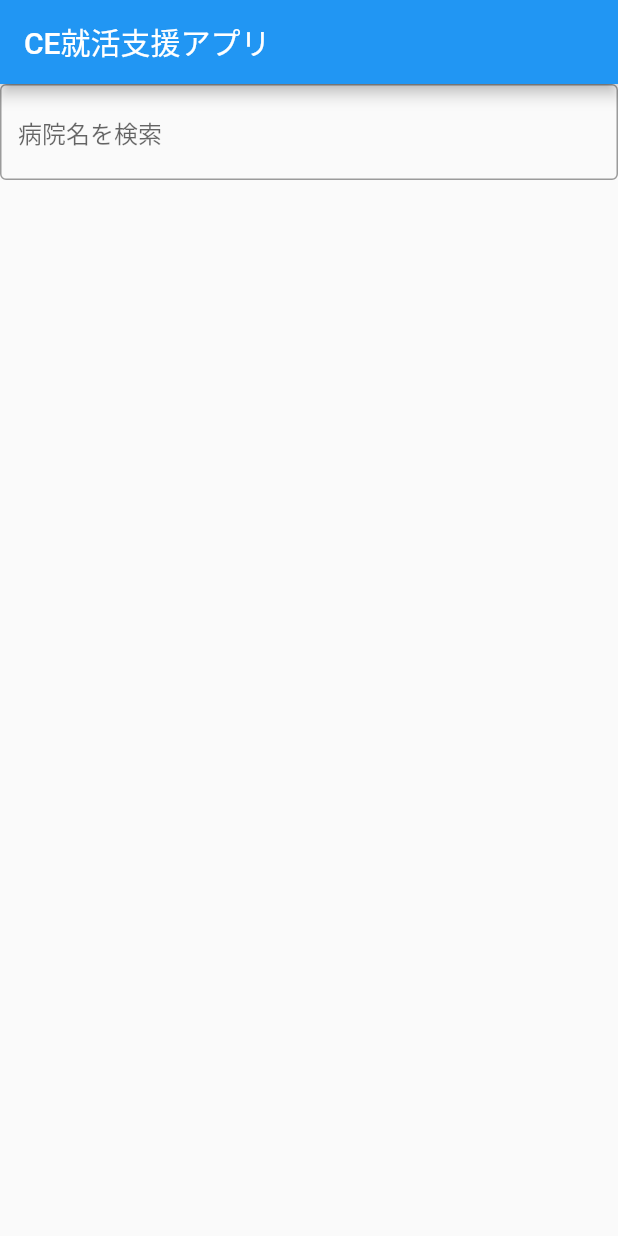
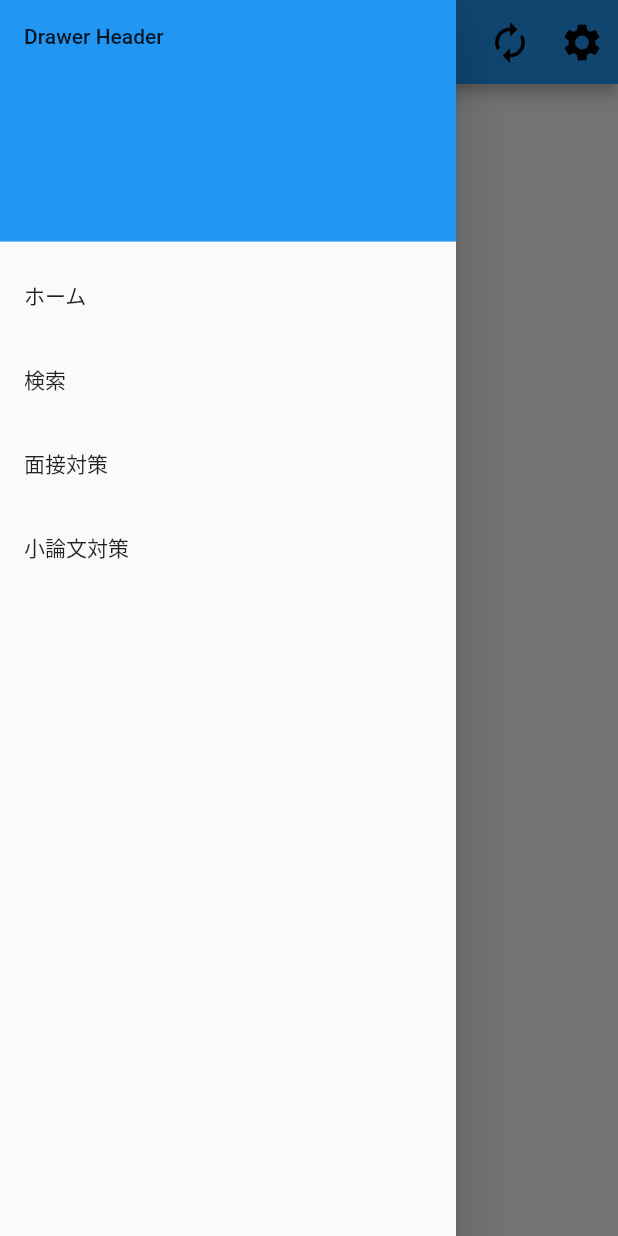
Before and after one commit to MedicalKnock/ce_job, a Flutter app: the screen it shows after launch, with the side drawer open (before the commit the screen has no drawer), on a phone screen of 412 x 824 dp. Run offline on Flutter 3.47's test engine with Material 2 defaults, Android fonts, the phone set to English and light mode, and no system bars.

Commit message:
ホーム画面

```diff
--- a/lib/main.dart
+++ b/lib/main.dart
@@ -1,26 +1,107 @@
 import 'package:flutter/material.dart';
 
-void main() {
-  runApp(main_App());
+void main() => runApp(const MyApp());
+
+class MyApp extends StatelessWidget {
+  const MyApp({Key? key}) : super(key: key);
+
+  static const appTitle = 'Drawer Demo';
+
+  @override
+  Widget build(BuildContext context) {
+    return const MaterialApp(
+      title: appTitle,
+      home: MyHomePage(title: appTitle),
+    );
+  }
 }
 
-class main_App extends StatelessWidget {
+class MyHomePage extends StatelessWidget {
+  const MyHomePage({Key? key, required this.title}) : super(key: key);
+
+  final String title;
+
   @override
   Widget build(BuildContext context) {
-    return MaterialApp(
-      home: Scaffold(
-          appBar: AppBar(
-            title: const Text('CE就活支援アプリ'),
+    return Scaffold(
+      appBar: AppBar(
+        title: const Text('ホーム'),
+        actions: [
+          IconButton(
+            icon: const Icon(
+              Icons.notifications,
+              color: Colors.black,
+              size: 30,
+            ),
+            onPressed: () {
+              print('通知ボタンが押されました');
+            },
+          ),
+          IconButton(
+            icon: const Icon(
+              Icons.autorenew,
+              color: Colors.black,
+              size: 30,
+            ),
+            onPressed: () {
+              print('更新ボタンが押されました');
+            },
+          ),
+          IconButton(
+            icon: const Icon(
+              Icons.settings,
+              color: Colors.black,
+              size: 30,
+            ),
+            onPressed: () {
+              print('設定ボタンが押されました');
+            },
+          ),
+        ],
+      ),
+      body: const Center(
+        child: Text('My Page!'),
+      ),
+      drawer: Drawer(
+        child: ListView(
+          padding: EdgeInsets.zero,
+          children: [
+            const DrawerHeader(
+              decoration: BoxDecoration(
+                color: Colors.blue,
+              ),
+              child: Text('Drawer Header'),
+            ),
+            ListTile(
+              title: const Text('ホーム'),
+              onTap: () {
+                print('ホームボタンが押されました');
+                Navigator.pop(context);
+              },
+            ),
+            ListTile(
+              title: const Text('検索'),
+              onTap: () {
+                print('検索ボタンが押されました');
+                Navigator.pop(context);
+              },
+            ),
+            ListTile(
+              title: const Text('面接対策'),
+              onTap: () {
+                print('面接対策ボタンが押されました');
+                Navigator.pop(context);
+              },
+            ),
+            ListTile(
+              title: const Text('小論文対策'),
+              onTap: () {
+                print('小論文対策ボタンが押されました');
+                Navigator.pop(context);
+              },
+            ),
+          ],
         ),
-          body:Container(
-            width: double.infinity,
-            child: const TextField(
-              decoration: InputDecoration(
-                border: OutlineInputBorder(),
-                hintText: '病院名を検索',
-              ),
-            ),
-          ),
       ),
     );
   }
```
